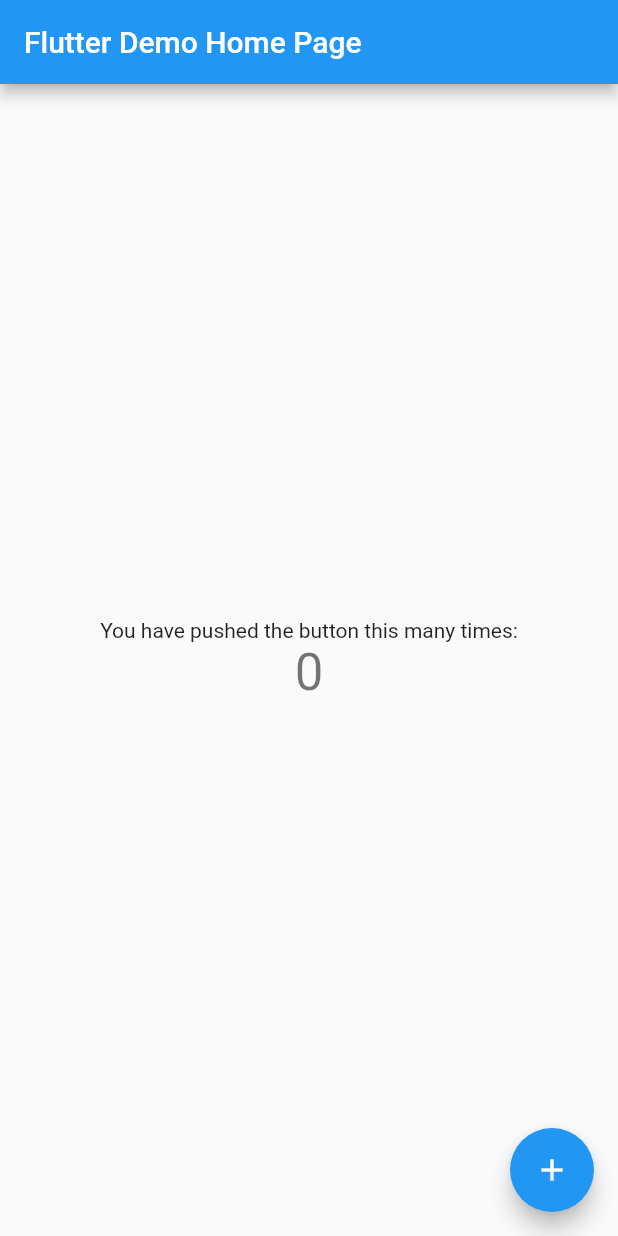
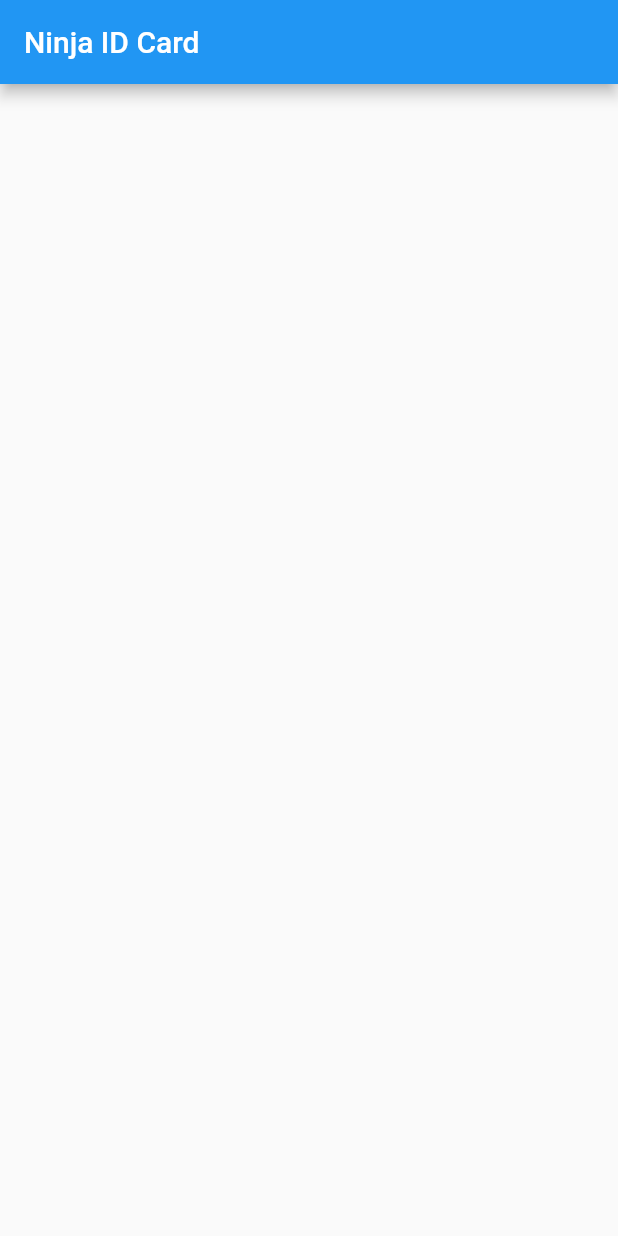
Before and after one commit to zzacong/ninja-id-netninja-flutter, a Flutter app: the screen it shows after launch, on a phone screen of 412 x 824 dp. Run offline on Flutter 3.47's test engine with Material 2 defaults, Android fonts, the phone set to English and light mode, and no system bars.

Commit message:
cleanup project structure

```diff
--- a/lib/main.dart
+++ b/lib/main.dart
@@ -1,115 +1,22 @@
+// ignore_for_file: prefer_const_constructors
+
 import 'package:flutter/material.dart';
 
 void main() {
-  runApp(const MyApp());
+  runApp(const NinjaCard());
 }
 
-class MyApp extends StatelessWidget {
-  const MyApp({Key? key}) : super(key: key);
+class NinjaCard extends StatelessWidget {
+  const NinjaCard({Key? key}) : super(key: key);
 
   // This widget is the root of your application.
   @override
   Widget build(BuildContext context) {
     return MaterialApp(
-      title: 'Flutter Demo',
-      theme: ThemeData(
-        // This is the theme of your application.
-        //
-        // Try running your application with "flutter run". You'll see the
-        // application has a blue toolbar. Then, without quitting the app, try
-        // changing the primarySwatch below to Colors.green and then invoke
-        // "hot reload" (press "r" in the console where you ran "flutter run",
-        // or simply save your changes to "hot reload" in a Flutter IDE).
-        // Notice that the counter didn't reset back to zero; the application
-        // is not restarted.
-        primarySwatch: Colors.blue,
-      ),
-      home: const MyHomePage(title: 'Flutter Demo Home Page'),
+      home: Scaffold(
+          appBar: AppBar(
+        title: Text('Ninja ID Card'),
+      )),
     );
   }
 }
-
-class MyHomePage extends StatefulWidget {
-  const MyHomePage({Key? key, required this.title}) : super(key: key);
-
-  // This widget is the home page of your application. It is stateful, meaning
-  // that it has a State object (defined below) that contains fields that affect
-  // how it looks.
-
-  // This class is the configuration for the state. It holds the values (in this
-  // case the title) provided by the parent (in this case the App widget) and
-  // used by the build method of the State. Fields in a Widget subclass are
-  // always marked "final".
-
-  final String title;
-
-  @override
-  State<MyHomePage> createState() => _MyHomePageState();
-}
-
-class _MyHomePageState extends State<MyHomePage> {
-  int _counter = 0;
-
-  void _incrementCounter() {
-    setState(() {
-      // This call to setState tells the Flutter framework that something has
-      // changed in this State, which causes it to rerun the build method below
-      // so that the display can reflect the updated values. If we changed
-      // _counter without calling setState(), then the build method would not be
-      // called again, and so nothing would appear to happen.
-      _counter++;
-    });
-  }
-
-  @override
-  Widget build(BuildContext context) {
-    // This method is rerun every time setState is called, for instance as done
-    // by the _incrementCounter method above.
-    //
-    // The Flutter framework has been optimized to make rerunning build methods
-    // fast, so that you can just rebuild anything that needs updating rather
-    // than having to individually change instances of widgets.
-    return Scaffold(
-      appBar: AppBar(
-        // Here we take the value from the MyHomePage object that was created by
-        // the App.build method, and use it to set our appbar title.
-        title: Text(widget.title),
-      ),
-      body: Center(
-        // Center is a layout widget. It takes a single child and positions it
-        // in the middle of the parent.
-        child: Column(
-          // Column is also a layout widget. It takes a list of children and
-          // arranges them vertically. By default, it sizes itself to fit its
-          // children horizontally, and tries to be as tall as its parent.
-          //
-          // Invoke "debug painting" (press "p" in the console, choose the
-          // "Toggle Debug Paint" action from the Flutter Inspector in Android
-          // Studio, or the "Toggle Debug Paint" command in Visual Studio Code)
-          // to see the wireframe for each widget.
-          //
-          // Column has various properties to control how it sizes itself and
-          // how it positions its children. Here we use mainAxisAlignment to
-          // center the children vertically; the main axis here is the vertical
-          // axis because Columns are vertical (the cross axis would be
-          // horizontal).
-          mainAxisAlignment: MainAxisAlignment.center,
-          children: <Widget>[
-            const Text(
-              'You have pushed the button this many times:',
-            ),
-            Text(
-              '$_counter',
-              style: Theme.of(context).textTheme.headline4,
-            ),
-          ],
-        ),
-      ),
-      floatingActionButton: FloatingActionButton(
-        onPressed: _incrementCounter,
-        tooltip: 'Increment',
-        child: const Icon(Icons.add),
-      ), // This trailing comma makes auto-formatting nicer for build methods.
-    );
-  }
-}
```
Also changed, not shown: 1 other file.
